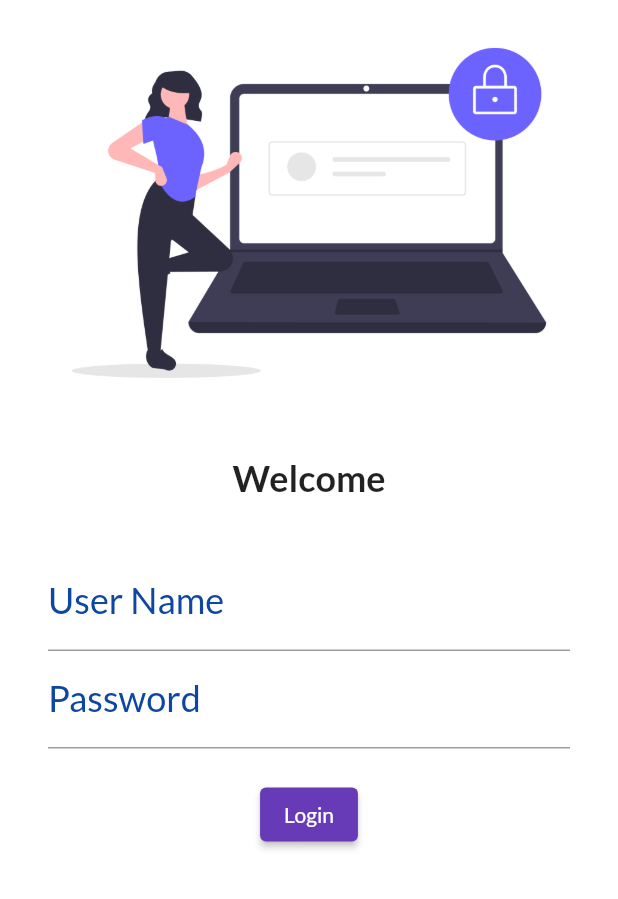
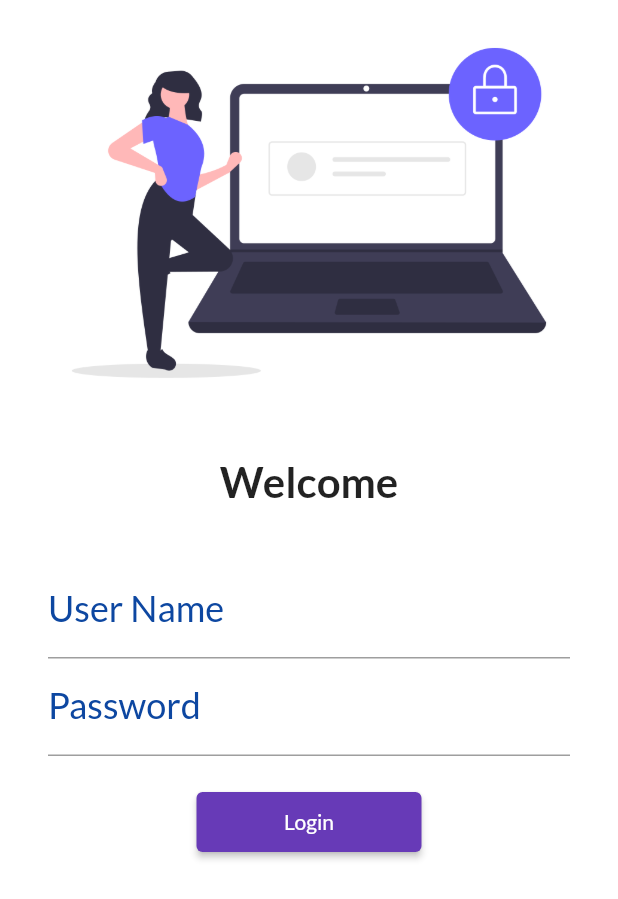
Before and after one commit to DhruvDalal/30daysofflutter, a Flutter app: the screen it shows after launch, on a phone screen of 412 x 824 dp. Shown: the top 899 px of the screen. Run offline on Flutter 3.47's test engine with Material 2 defaults, Android fonts, the phone set to English and light mode, and no system bars; our stand-ins replace google_fonts.

Commit message:
day5 completed

```diff
--- a/lib/Pages/login_page.dart
+++ b/lib/Pages/login_page.dart
@@ -1,4 +1,6 @@
 import 'package:flutter/material.dart';
+import 'package:flutter_catalog/Pages/home_page.dart';
+import 'package:flutter_catalog/Utils/routes.dart';
 import 'package:google_fonts/google_fonts.dart';
 
 class LoginPage extends StatelessWidget {
@@ -6,24 +8,31 @@ class LoginPage extends StatelessWidget {
   Widget build(BuildContext context) {
     return Material(
         color: Colors.white,
+        child: SingleChildScrollView(
           child: Column(
             children: [
-            Image.asset("assets/images/login_image.png",fit: BoxFit.cover),
-            SizedBox(height: 20,),
-            Text("Welcome",style: TextStyle(fontSize: 24,fontWeight: FontWeight.bold),),
-            SizedBox(height: 20,),
+              Image.asset("assets/images/login_image.png", fit: BoxFit.cover),
+              SizedBox(
+                height: 20,
+              ),
+              Text(
+                "Welcome",
+                style: TextStyle(fontSize: 28, fontWeight: FontWeight.bold),
+              ),
+              SizedBox(
+                height: 20,
+              ),
               Padding(
-              padding: const EdgeInsets.symmetric(vertical: 16.0,horizontal: 32.0),
+                padding: const EdgeInsets.symmetric(
+                    vertical: 16.0, horizontal: 32.0),
                 child: Column(
                   children: [
-                  TextFormField(decoration: InputDecoration(
+                    TextFormField(
+                      decoration: InputDecoration(
                           hintText: "Enter User Name",
                           labelText: "User Name",
-                labelStyle: TextStyle(
-                  color: Colors.blue[900],
-                  fontSize: 24
-                )
-              ),
+                          labelStyle:
+                              TextStyle(color: Colors.blue[900], fontSize: 24)),
                     ),
                     TextFormField(
                       obscureText: true,
@@ -31,22 +40,24 @@ class LoginPage extends StatelessWidget {
                       decoration: InputDecoration(
                           hintText: "Enter Password",
                           labelText: "Password",
-                labelStyle: TextStyle(
-                  color: Colors.blue[900],
-                  fontSize: 24
-                )
-              ),
+                          labelStyle:
+                              TextStyle(color: Colors.blue[900], fontSize: 24)),
                     ),
                     SizedBox(
                       height: 20,
                     ),
-          ElevatedButton(onPressed: (){}, child: Text("Login"),style:TextButton.styleFrom()),
-
+                    ElevatedButton(
+                        onPressed: () {
+                          Navigator.pushNamed(context, MyRoutes.homeRoute);
+                        },
+                        child: Text("Login"),
+                        style:
+                            TextButton.styleFrom(minimumSize: Size(150, 40))),
                   ],
                 ),
               )
             ],
-        )
-  );
+          ),
+        ));
   }
 }
--- /dev/null
+++ b/lib/Utils/routes.dart
@@ -0,0 +1,5 @@
+class MyRoutes {
+  static String loginRoute = "/login";
+  static String homeRoute = "/home";
+
+}
--- a/lib/main.dart
+++ b/lib/main.dart
@@ -1,6 +1,7 @@
 import 'package:flutter/material.dart';
 import 'package:flutter_catalog/Pages/home_page.dart';
 import 'package:flutter_catalog/Pages/login_page.dart';
+import 'package:flutter_catalog/Utils/routes.dart';
 import 'package:google_fonts/google_fonts.dart';
 
 void main() {
@@ -21,11 +22,11 @@ class MyApp extends StatelessWidget {
       theme: ThemeData(primarySwatch: Colors.deepPurple,fontFamily: GoogleFonts.lato().fontFamily,),
       // themeMode: ThemeMode.dark,
       // darkTheme: ThemeData(brightness: Brightness.dark),
-      initialRoute: "/",
+      initialRoute: MyRoutes.loginRoute,
       routes: {
-        "/": (context) => LoginPage(),
-        "/home": (context) => HomePage(),
-        "/login": (context) => LoginPage(),
+        MyRoutes.loginRoute: (context) => LoginPage(),
+        MyRoutes.homeRoute: (context) => HomePage(),
+        MyRoutes.loginRoute: (context) => LoginPage(),
       },
     );
   }
```
Lines whose indentation alone changed are shown as unchanged.
